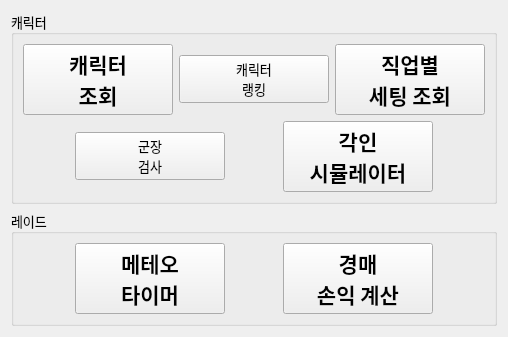
Wseop/Qt_LoaTools, file loatools.ui: the form before one commit.
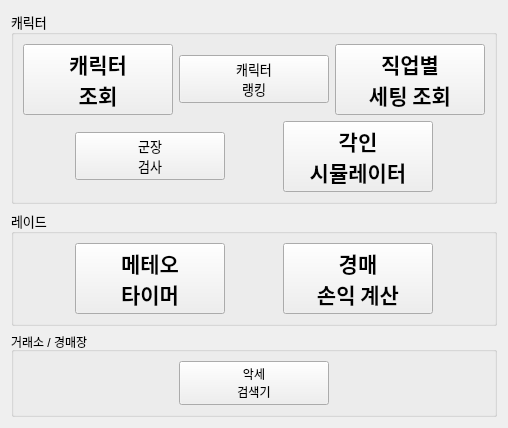
The form after the commit.

Commit message: FEAT:Implement UI of AccessorySearcher

```diff
--- a/loatools.ui
+++ b/loatools.ui
@@ -7,7 +7,7 @@
     <x>0</x>
     <y>0</y>
     <width>504</width>
-    <height>272</height>
+    <height>343</height>
    </rect>
   </property>
   <property name="windowTitle">
@@ -232,6 +232,35 @@
      </layout>
     </widget>
    </item>
+   <item row="2" column="0">
+    <widget class="QGroupBox" name="groupMarketAuction">
+     <property name="title">
+      <string>거래소 / 경매장</string>
+     </property>
+     <layout class="QHBoxLayout" name="hLayoutMarketAuction">
+      <item>
+       <widget class="QPushButton" name="pbAccessorySearcher">
+        <property name="minimumSize">
+         <size>
+          <width>150</width>
+          <height>0</height>
+         </size>
+        </property>
+        <property name="maximumSize">
+         <size>
+          <width>150</width>
+          <height>16777215</height>
+         </size>
+        </property>
+        <property name="text">
+         <string>악세
+검색기</string>
+        </property>
+       </widget>
+      </item>
+     </layout>
+    </widget>
+   </item>
   </layout>
  </widget>
  <resources/>
```
The commit also changes 15 other files.
